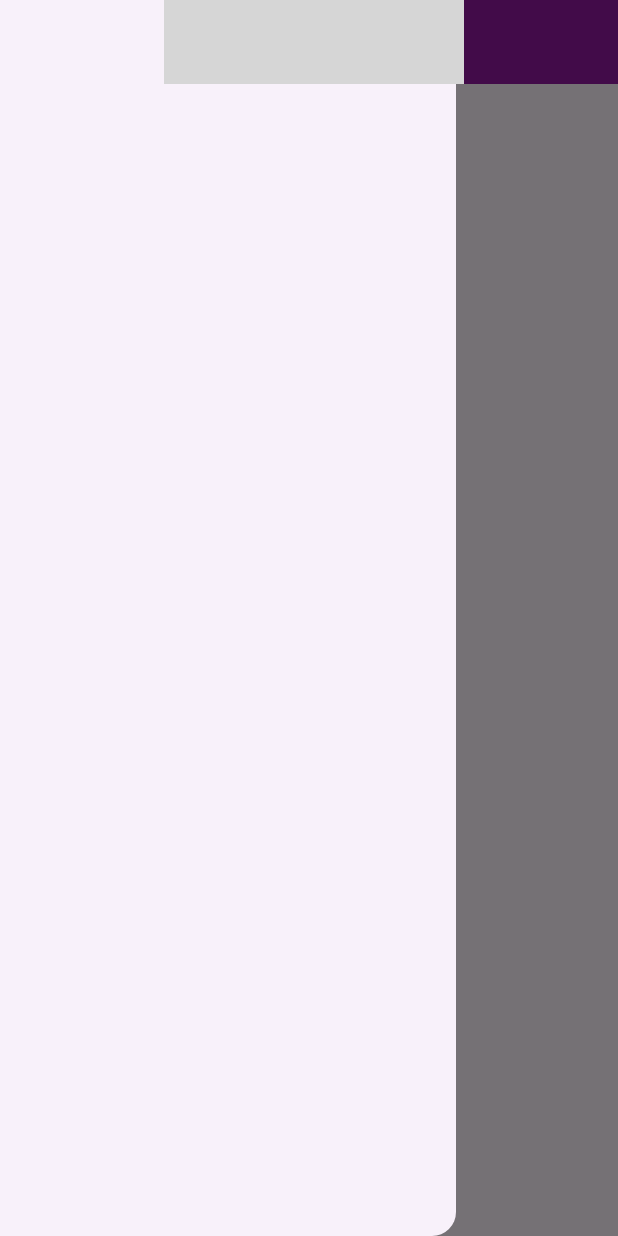
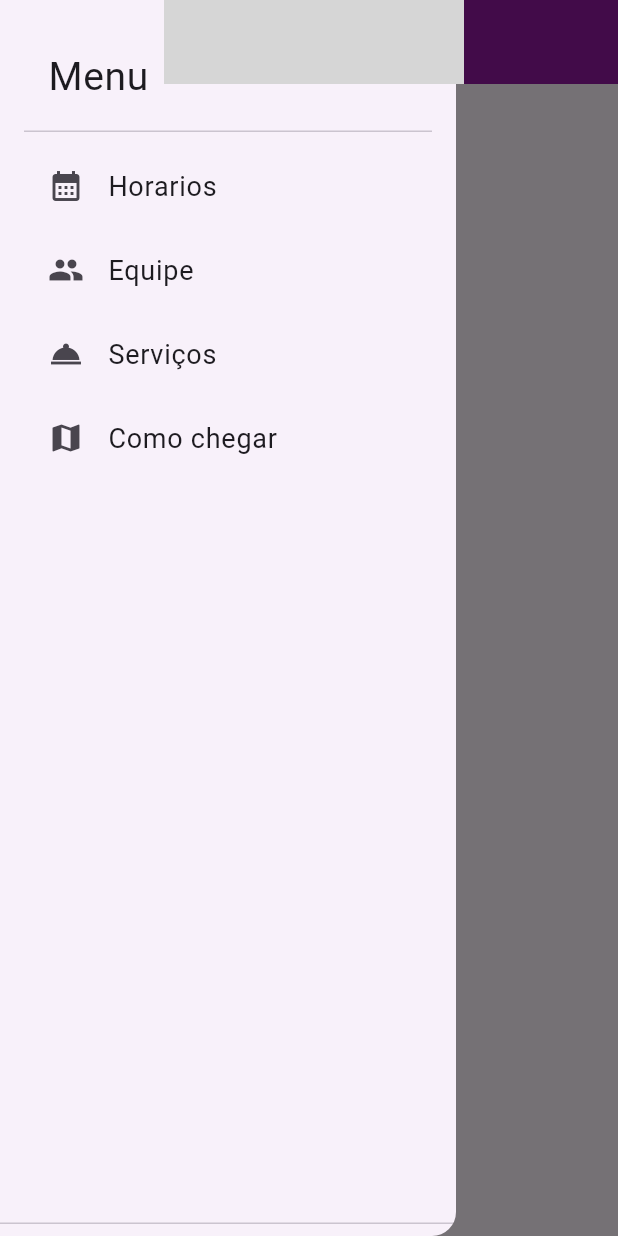
Before and after one commit to Luis020-hub/Atelie, a Flutter app: the screen it shows after launch, with the side drawer open, on a phone screen of 412 x 824 dp. Run offline on Flutter 3.47's test engine with Material 2 defaults, Android fonts, the phone set to English and light mode, and no system bars; our stand-ins replace animated_splash_screen; grey boxes are pictures that could not be loaded.

Commit message:
19/08/2023
- Criando um componente para o menu lateral para a versão mobile.

```diff
--- a/lib/screens/home/home_screen.dart
+++ b/lib/screens/home/home_screen.dart
@@ -1,6 +1,7 @@
 // ignore_for_file: file_names
 
 import 'package:fama/screens/home/widgets/mobile_appbar.dart';
+import 'package:fama/screens/home/widgets/mobile_sidebar.dart';
 import 'package:fama/screens/home/widgets/web_appbar.dart';
 import 'package:flutter/material.dart';
 
@@ -23,8 +24,9 @@ class HomeScreen extends StatelessWidget {
                   preferredSize: Size(double.infinity, 56),
                   child: WebAppBar(),
                 ),
-          drawer:
-              constraints.minWidth < mobileBreakPoint ? const Drawer() : null,
+          drawer: constraints.minWidth < mobileBreakPoint
+              ? const Drawer(child: MobileSideBar())
+              : null,
           body: Align(
             alignment: Alignment.topCenter,
             child: ConstrainedBox(
--- /dev/null
+++ b/lib/screens/home/widgets/mobile_sidebar.dart
@@ -0,0 +1,56 @@
+import 'package:flutter/material.dart';
+
+class MobileSideBar extends StatelessWidget {
+  const MobileSideBar({super.key});
+
+  @override
+  Widget build(BuildContext context) {
+    return DrawerHeader(
+      child: ListView(
+        children: [
+          const SizedBox(
+            height: 80,
+            child: DrawerHeader(
+              child: Text(
+                "Menu",
+                style: TextStyle(fontSize: 26),
+              ),
+            ),
+          ),
+          ListTile(
+            leading: const Icon(Icons.calendar_month),
+            title: const Text(
+              'Horarios',
+              style: TextStyle(fontSize: 18),
+            ),
+            onTap: () => {},
+          ),
+          ListTile(
+            leading: const Icon(Icons.group),
+            title: const Text(
+              'Equipe',
+              style: TextStyle(fontSize: 18),
+            ),
+            onTap: () => {},
+          ),
+          ListTile(
+            leading: const Icon(Icons.room_service),
+            title: const Text(
+              'Serviços',
+              style: TextStyle(fontSize: 18),
+            ),
+            onTap: () => {},
+          ),
+          ListTile(
+            leading: const Icon(Icons.map),
+            title: const Text(
+              'Como chegar',
+              style: TextStyle(fontSize: 18),
+            ),
+            onTap: () => {},
+          ),
+        ],
+      ),
+    );
+  }
+}
```
